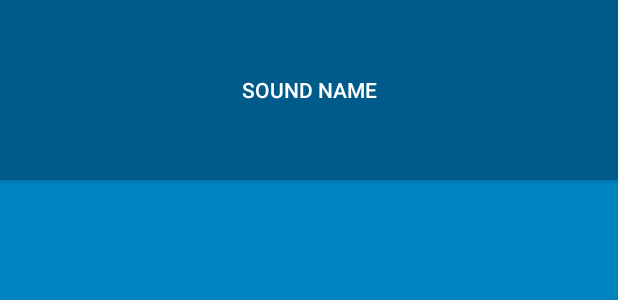
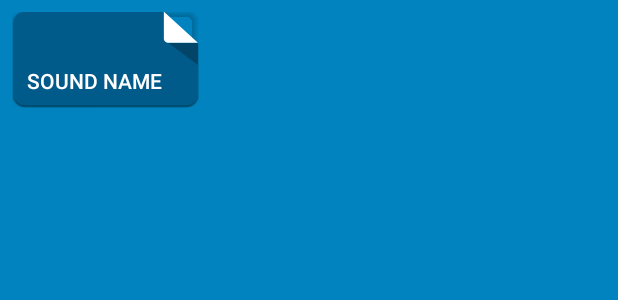
Before and after one commit to sergeykamyshov/AndroidForProBook, an Android app: the layout list_item_sound.xml on its own in the app's theme, with its tools: preview values and no code run, on a phone screen of 412 x 824 dp. Shown: the top 300 px of the screen. Run offline under Robolectric (Android 15) with nearby library versions, the phone set to English and light mode, and no system bars.

Commit message:
Added button style with picture and shape

```diff
--- /dev/null
+++ b/BeatBox/app/src/main/res/drawable/button_beat_box.xml
@@ -0,0 +1,5 @@
+<?xml version="1.0" encoding="utf-8"?>
+<selector xmlns:android="http://schemas.android.com/apk/res/android">
+    <item android:drawable="@drawable/button_beat_box_pressed" android:state_pressed="true"/>
+    <item android:drawable="@drawable/ic_button_beat_box_default"/>
+</selector>
--- /dev/null
+++ b/BeatBox/app/src/main/res/drawable/button_beat_box_normal.xml
@@ -0,0 +1,7 @@
+<?xml version="1.0" encoding="utf-8"?>
+<shape xmlns:android="http://schemas.android.com/apk/res/android"
+       android:shape="oval">
+
+    <solid android:color="@color/dark_blue"/>
+
+</shape>
--- /dev/null
+++ b/BeatBox/app/src/main/res/drawable/button_beat_box_pressed.xml
@@ -0,0 +1,15 @@
+<?xml version="1.0" encoding="utf-8"?>
+<layer-list xmlns:android="http://schemas.android.com/apk/res/android">
+    <item>
+        <shape android:shape="oval">
+            <solid android:color="@color/red"/>
+        </shape>
+    </item>
+    <item>
+        <shape android:shape="oval">
+            <stroke
+                android:width="4dp"
+                android:color="@color/dark_red"/>
+        </shape>
+    </item>
+</layer-list>
--- a/BeatBox/app/src/main/res/layout/list_item_sound.xml
+++ b/BeatBox/app/src/main/res/layout/list_item_sound.xml
@@ -1,9 +1,15 @@
 <?xml version="1.0" encoding="utf-8"?>
-<Button
-    xmlns:android="http://schemas.android.com/apk/res/android"
-    xmlns:tools="http://schemas.android.com/tools"
-    android:id="@+id/list_item_sound_button"
-    style="@style/BeatBoxButton"
-    android:layout_width="match_parent"
-    android:layout_height="120dp"
-    tools:text="Sound name"/>
+<FrameLayout xmlns:android="http://schemas.android.com/apk/res/android"
+             xmlns:tools="http://schemas.android.com/tools"
+             android:layout_width="wrap_content"
+             android:layout_height="wrap_content"
+             android:layout_margin="8dp">
+
+    <Button
+        android:id="@+id/list_item_sound_button"
+        style="@style/BeatBoxButton"
+        android:layout_width="match_parent"
+        android:layout_height="match_parent"
+        android:layout_gravity="center"
+        tools:text="Sound name"/>
+</FrameLayout>
--- a/BeatBox/app/src/main/res/values/styles.xml
+++ b/BeatBox/app/src/main/res/values/styles.xml
@@ -11,7 +11,7 @@
     </style>
 
     <style name="BeatBoxButton" parent="@style/Widget.AppCompat.Button">
-        <item name="android:background">@color/dark_blue</item>
+        <item name="android:background">@drawable/button_beat_box</item>
     </style>
 
 </resources>
```
Also changed, not shown: BeatBox/app/src/main/res/drawable-xxhdpi/ic_button_beat_box_default.9.png (added).
